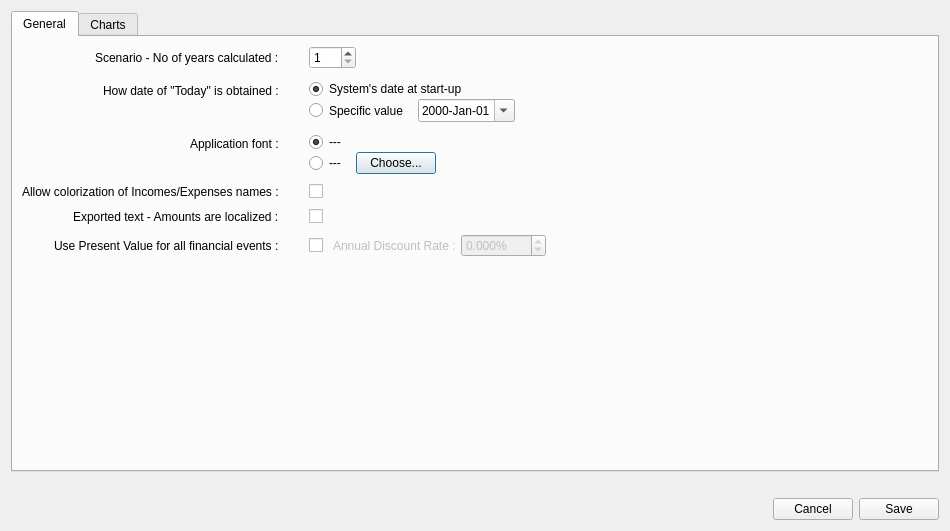
Above: src/optionsdialog.ui from redmoon1945/gbp before the change. Below: the same form after it.
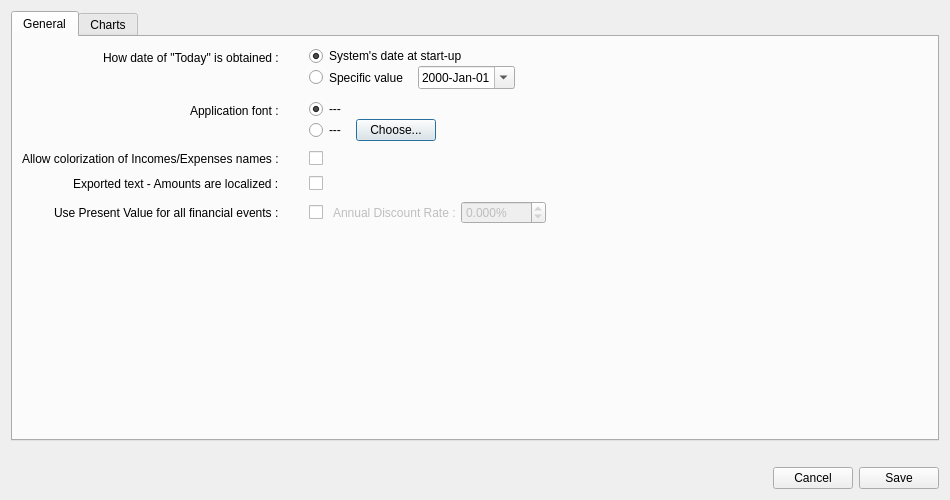
That is the form after the change. The open tabs and pages were chosen to show the change.

What changed in the file:
```diff
--- a/src/optionsdialog.ui
+++ b/src/optionsdialog.ui
@@ -7,7 +7,7 @@
     <x>0</x>
     <y>0</y>
     <width>950</width>
-    <height>531</height>
+    <height>500</height>
    </rect>
   </property>
   <property name="windowTitle">
@@ -38,54 +38,6 @@
             <number>10</number>
            </property>
            <item row="0" column="0">
-            <widget class="QLabel" name="label">
-             <property name="font">
-              <font>
-               <bold>false</bold>
-              </font>
-             </property>
-             <property name="text">
-              <string>Scenario - No of years calculated :</string>
-             </property>
-            </widget>
-           </item>
-           <item row="0" column="1">
-            <layout class="QHBoxLayout" name="horizontalLayout_9">
-             <item>
-              <widget class="QSpinBox" name="scenarioYearsSpinBox">
-               <property name="sizePolicy">
-                <sizepolicy hsizetype="Fixed" vsizetype="Preferred">
-                 <horstretch>0</horstretch>
-                 <verstretch>0</verstretch>
-                </sizepolicy>
-               </property>
-               <property name="toolTip">
-                <string>&lt;html&gt;&lt;head/&gt;&lt;body&gt;&lt;p&gt;&lt;span style=&quot; background-color:transparent;&quot;&gt;Define how long in time financial events will be generated for the scenario. Generation starts from “tomorrow” and will terminate &lt;/span&gt;&lt;span style=&quot; font-weight:700; background-color:transparent;&quot;&gt;no later than “x” years later&lt;/span&gt;&lt;span style=&quot; background-color:transparent;&quot;&gt;, where “x” is the number specified here.&lt;/span&gt;&lt;/p&gt;&lt;/body&gt;&lt;/html&gt;</string>
-               </property>
-               <property name="minimum">
-                <number>1</number>
-               </property>
-               <property name="maximum">
-                <number>100</number>
-               </property>
-              </widget>
-             </item>
-             <item>
-              <spacer name="horizontalSpacer_8">
-               <property name="orientation">
-                <enum>Qt::Orientation::Horizontal</enum>
-               </property>
-               <property name="sizeHint" stdset="0">
-                <size>
-                 <width>40</width>
-                 <height>20</height>
-                </size>
-               </property>
-              </spacer>
-             </item>
-            </layout>
-           </item>
-           <item row="1" column="0">
             <widget class="QLabel" name="label_10">
              <property name="font">
               <font>
@@ -97,7 +49,7 @@
              </property>
             </widget>
            </item>
-           <item row="1" column="1">
+           <item row="0" column="1">
             <layout class="QVBoxLayout" name="verticalLayout_12">
              <item>
               <layout class="QHBoxLayout" name="horizontalLayout_21">
@@ -198,7 +150,7 @@
              </item>
             </layout>
            </item>
-           <item row="2" column="0">
+           <item row="1" column="0">
             <widget class="QLabel" name="label_9">
              <property name="font">
               <font>
@@ -210,7 +162,7 @@
              </property>
             </widget>
            </item>
-           <item row="2" column="1">
+           <item row="1" column="1">
             <layout class="QVBoxLayout" name="verticalLayout_11">
              <item>
               <layout class="QHBoxLayout" name="horizontalLayout_18">
@@ -299,7 +251,7 @@
              </item>
             </layout>
            </item>
-           <item row="3" column="0">
+           <item row="2" column="0">
             <widget class="QLabel" name="label_11">
              <property name="font">
               <font>
@@ -311,7 +263,7 @@
              </property>
             </widget>
            </item>
-           <item row="3" column="1">
+           <item row="2" column="1">
             <layout class="QHBoxLayout" name="horizontalLayout_23">
              <item>
               <widget class="QCheckBox" name="allowDecorationColorCheckBox">
@@ -331,7 +283,7 @@
              </item>
             </layout>
            </item>
-           <item row="4" column="0">
+           <item row="3" column="0">
             <widget class="QLabel" name="label_7">
              <property name="font">
               <font>
@@ -343,7 +295,7 @@
              </property>
             </widget>
            </item>
-           <item row="4" column="1">
+           <item row="3" column="1">
             <layout class="QHBoxLayout" name="horizontalLayout_24">
              <item>
               <widget class="QCheckBox" name="exportTextAmountLocalizedCheckBox">
@@ -363,14 +315,14 @@
              </item>
             </layout>
            </item>
-           <item row="5" column="0">
+           <item row="4" column="0">
             <widget class="QLabel" name="label_5">
              <property name="text">
               <string>Use Present Value for all financial events :</string>
              </property>
             </widget>
            </item>
-           <item row="5" column="1">
+           <item row="4" column="1">
             <layout class="QHBoxLayout" name="horizontalLayout_2">
              <item>
               <widget class="QCheckBox" name="usePresentValueCheckBox">
```
Left out of the diff: 4 changed lines with no effect on the pictures.
